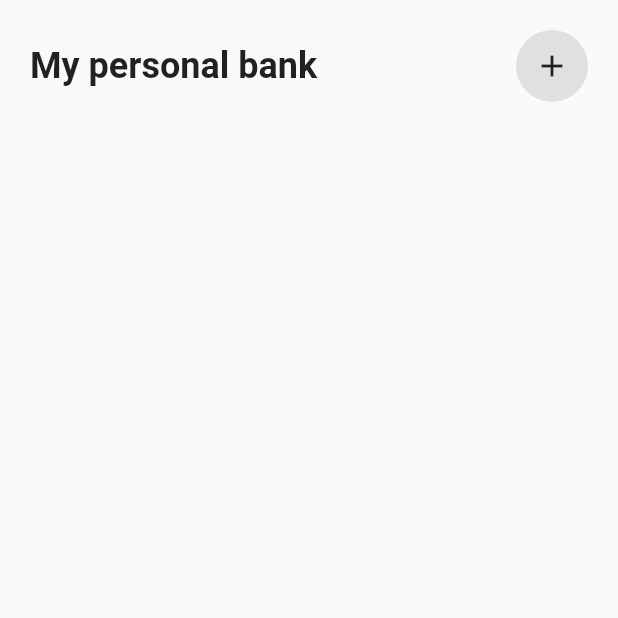
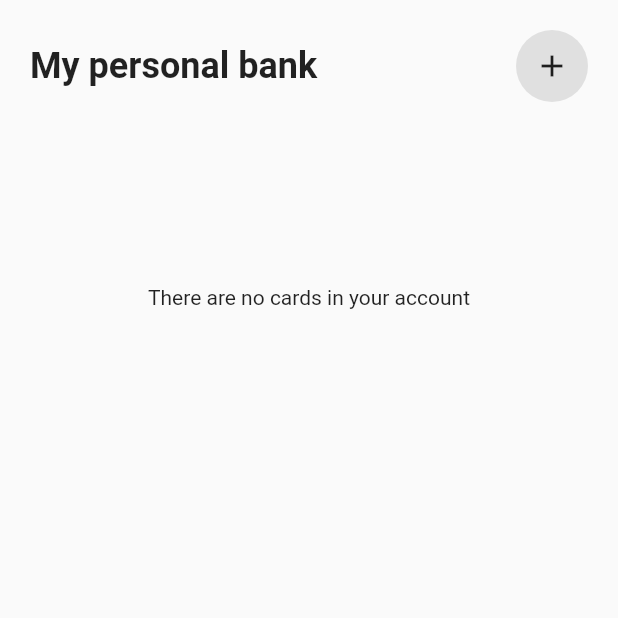
Before and after one commit to BerPGR/flutter-mybank-app, a Flutter app: the screen it shows after launch, on a phone screen of 412 x 824 dp, the top half of it. Run offline on Flutter 3.47's test engine with Material 2 defaults, Android fonts, the phone set to English and light mode, and no system bars; drawn by our look-alikes of smooth_page_indicator.

Commit message:
Added verifications and wrapped up widgets

```diff
--- a/lib/pages/home_page.dart
+++ b/lib/pages/home_page.dart
@@ -52,6 +52,17 @@ class _HomePageState extends State<HomePage> {
                   SizedBox(
                     height: 10,
                   ),
+                  if (cards.isEmpty)
+                    Container(
+                      height: 200,
+                      child: Align(
+                        alignment: Alignment.center,
+                        child: Text('There are no cards in your account'),
+                      ),
+                    ),
+                  if (cards.isNotEmpty)
+                    Column(
+                      children: [
                         Container(
                           height: 200,
                           child: PageView(
@@ -78,6 +89,8 @@ class _HomePageState extends State<HomePage> {
                           effect: ExpandingDotsEffect(),
                         )
                       ],
+                    )
+                ],
               ),
             ),
           ),
```
Lines whose indentation alone changed are shown as unchanged.
